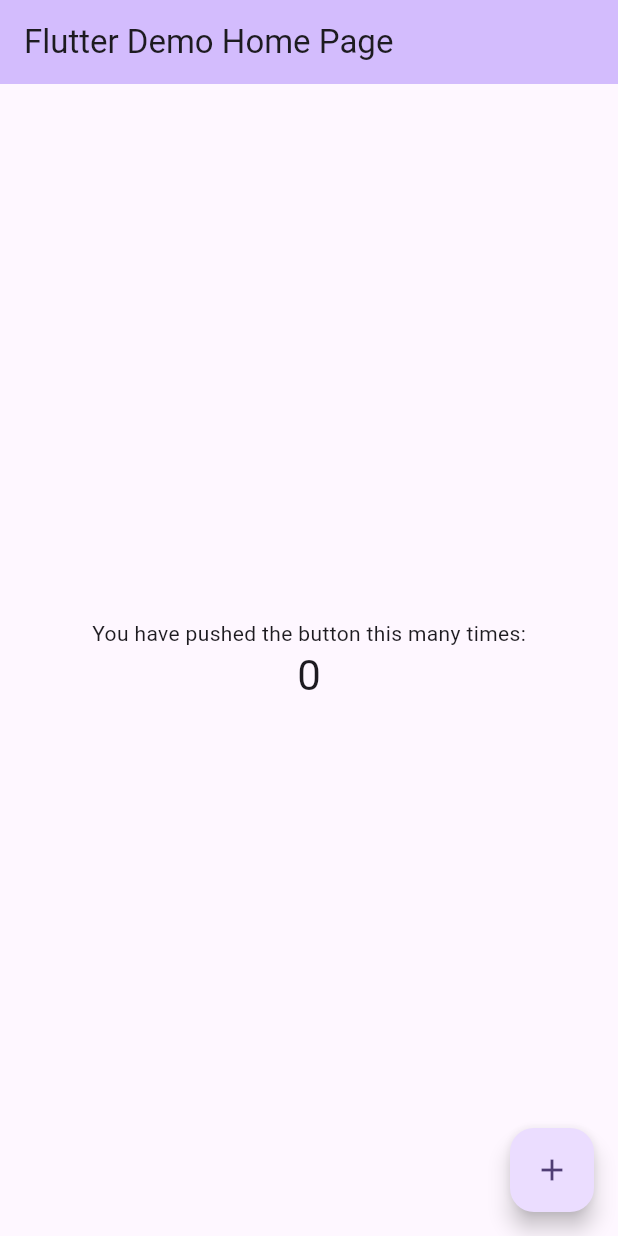
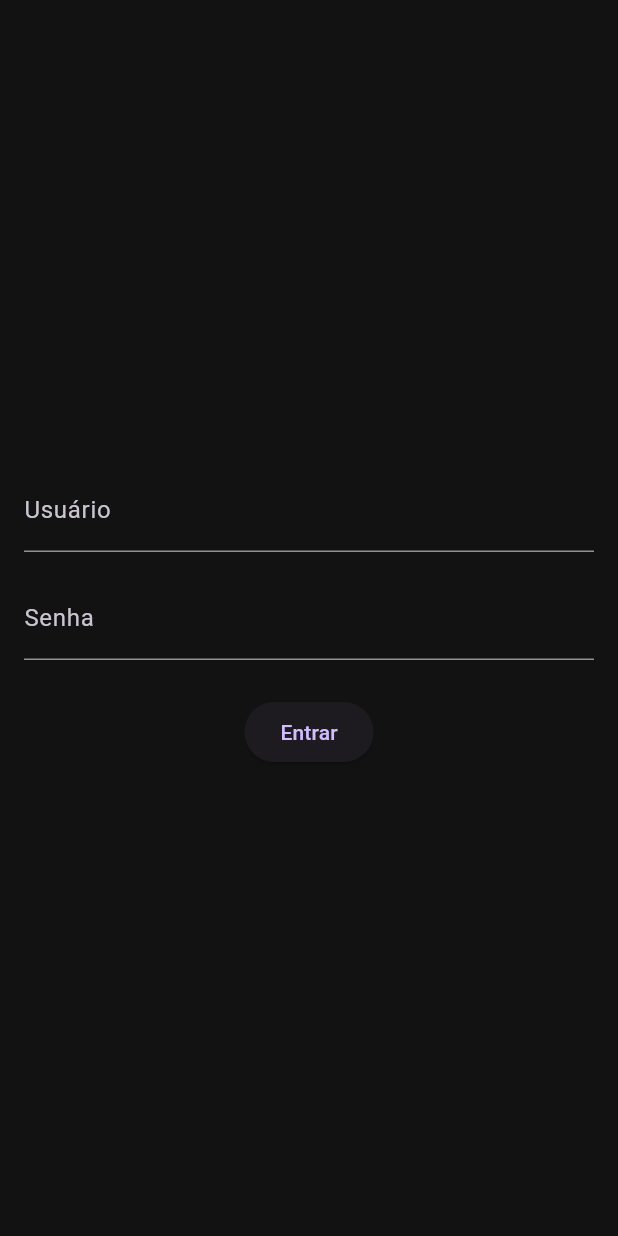
Before and after one commit to DEV-Veiga-Castro/boleto_digital_front, a Flutter app: the screen it shows after launch, on a phone screen of 412 x 824 dp. Run offline on Flutter 3.47's test engine with Material 3 defaults, Android fonts, the phone set to English and light mode, and no system bars; our stand-ins replace shared_preferences.

Commit message:
add: new pages

```diff
--- /dev/null
+++ b/boleto_digital/devtools_options.yaml
@@ -0,0 +1,3 @@
+description: This file stores settings for Dart & Flutter DevTools.
+documentation: https://docs.flutter.dev/tools/devtools/extensions#configure-extension-enablement-states
+extensions:
--- a/boleto_digital/lib/api/auth.dart
+++ /dev/null
@@ -1 +0,0 @@
-const String apiURL = "https://api.example.com/auth";
--- a/boleto_digital/lib/main.dart
+++ b/boleto_digital/lib/main.dart
@@ -1,122 +1,39 @@
+import 'package:boleto_digital/screens/home_screen.dart';
+import 'package:boleto_digital/screens/login_screen.dart';
+import 'package:boleto_digital/services/client_storage.dart';
 import 'package:flutter/material.dart';
+import 'package:boleto_digital/theme/app_colors.dart';
 
-void main() {
-  runApp(const MyApp());
+void main() async {
+  WidgetsFlutterBinding.ensureInitialized();
+
+  final storage = ClientStorage();
+  final bool isLoggedIn = await storage.isLoggedIn();
+
+  runApp(BoletoDigitalApp(isLoggedIn: isLoggedIn));
 }
 
-class MyApp extends StatelessWidget {
-  const MyApp({super.key});
+class BoletoDigitalApp extends StatelessWidget {
+  final bool isLoggedIn;
 
-  // This widget is the root of your application.
+  const BoletoDigitalApp({super.key, required this.isLoggedIn});
+
   @override
   Widget build(BuildContext context) {
     return MaterialApp(
-      title: 'Flutter Demo',
-      theme: ThemeData(
-        // This is the theme of your application.
-        //
-        // TRY THIS: Try running your application with "flutter run". You'll see
-        // the application has a purple toolbar. Then, without quitting the app,
-        // try changing the seedColor in the colorScheme below to Colors.green
-        // and then invoke "hot reload" (save your changes or press the "hot
-        // reload" button in a Flutter-supported IDE, or press "r" if you used
-        // the command line to start the app).
-        //
-        // Notice that the counter didn't reset back to zero; the application
-        // state is not lost during the reload. To reset the state, use hot
-        // restart instead.
-        //
-        // This works for code too, not just values: Most code changes can be
-        // tested with just a hot reload.
-        colorScheme: .fromSeed(seedColor: Colors.deepPurple),
+      title: 'Boleto Digital',
+      debugShowCheckedModeBanner: false,
+      themeMode: ThemeMode.dark,
+      darkTheme: ThemeData(
+        brightness: Brightness.dark,
+        scaffoldBackgroundColor: AppColors.blackBackground,
+        fontFamily: 'Roboto', //TODO: Definir fonte personalizada (Google Fonts)
       ),
-      home: const MyHomePage(title: 'Flutter Demo Home Page'),
+      initialRoute: isLoggedIn ? '/home' : '/login',
+      routes: {
+        '/home': (context) => const HomeScreen(),
+        '/login': (context) => const LoginScreen(),
+      },
     );
   }
 }
-
-class MyHomePage extends StatefulWidget {
-  const MyHomePage({super.key, required this.title});
-
-  // This widget is the home page of your application. It is stateful, meaning
-  // that it has a State object (defined below) that contains fields that affect
-  // how it looks.
-
-  // This class is the configuration for the state. It holds the values (in this
-  // case the title) provided by the parent (in this case the App widget) and
-  // used by the build method of the State. Fields in a Widget subclass are
-  // always marked "final".
-
-  final String title;
-
-  @override
-  State<MyHomePage> createState() => _MyHomePageState();
-}
-
-class _MyHomePageState extends State<MyHomePage> {
-  int _counter = 0;
-
-  void _incrementCounter() {
-    setState(() {
-      // This call to setState tells the Flutter framework that something has
-      // changed in this State, which causes it to rerun the build method below
-      // so that the display can reflect the updated values. If we changed
-      // _counter without calling setState(), then the build method would not be
-      // called again, and so nothing would appear to happen.
-      _counter++;
-    });
-  }
-
-  @override
-  Widget build(BuildContext context) {
-    // This method is rerun every time setState is called, for instance as done
-    // by the _incrementCounter method above.
-    //
-    // The Flutter framework has been optimized to make rerunning build methods
-    // fast, so that you can just rebuild anything that needs updating rather
-    // than having to individually change instances of widgets.
-    return Scaffold(
-      appBar: AppBar(
-        // TRY THIS: Try changing the color here to a specific color (to
-        // Colors.amber, perhaps?) and trigger a hot reload to see the AppBar
-        // change color while the other colors stay the same.
-        backgroundColor: Theme.of(context).colorScheme.inversePrimary,
-        // Here we take the value from the MyHomePage object that was created by
-        // the App.build method, and use it to set our appbar title.
-        title: Text(widget.title),
-      ),
-      body: Center(
-        // Center is a layout widget. It takes a single child and positions it
-        // in the middle of the parent.
-        child: Column(
-          // Column is also a layout widget. It takes a list of children and
-          // arranges them vertically. By default, it sizes itself to fit its
-          // children horizontally, and tries to be as tall as its parent.
-          //
-          // Column has various properties to control how it sizes itself and
-          // how it positions its children. Here we use mainAxisAlignment to
-          // center the children vertically; the main axis here is the vertical
-          // axis because Columns are vertical (the cross axis would be
-          // horizontal).
-          //
-          // TRY THIS: Invoke "debug painting" (choose the "Toggle Debug Paint"
-          // action in the IDE, or press "p" in the console), to see the
-          // wireframe for each widget.
-          mainAxisAlignment: .center,
-          children: [
-            const Text('You have pushed the button this many times:'),
-            Text(
-              '$_counter',
-              style: Theme.of(context).textTheme.headlineMedium,
-            ),
-          ],
-        ),
-      ),
-      floatingActionButton: FloatingActionButton(
-        onPressed: _incrementCounter,
-        tooltip: 'Increment',
-        child: const Icon(Icons.add),
-      ),
-    );
-  }
-}
--- /dev/null
+++ b/boleto_digital/lib/screens/login_screen.dart
@@ -0,0 +1,103 @@
+import 'package:boleto_digital/services/auth_service.dart';
+import 'package:boleto_digital/services/client_storage.dart';
+import 'package:boleto_digital/theme/app_colors.dart';
+import 'package:flutter/material.dart';
+
+class LoginScreen extends StatefulWidget {
+  const LoginScreen({super.key});
+
+  @override
+  _LoginScreenState createState() => _LoginScreenState();
+}
+
+class _LoginScreenState extends State<LoginScreen> {
+  final TextEditingController _loginController = TextEditingController();
+  final TextEditingController _passwordController = TextEditingController();
+
+  final ClientStorage _storage = ClientStorage();
+  bool _isLoading = false;
+
+  Future<void> _handleLogin() async {
+    if (_loginController.text.isEmpty || _passwordController.text.isEmpty) {
+      ScaffoldMessenger.of(context).showSnackBar(
+        const SnackBar(
+          content: Text(
+            "Os campos de usuário e senha são obrigatórios.",
+            style: TextStyle(color: Colors.black),
+          ),
+          backgroundColor: Color.fromARGB(255, 251, 192, 45),
+        ),
+      );
+      return;
+    }
+
+    setState(() => _isLoading = true);
+
+    try {
+      await AuthService().login(
+        _loginController.text,
+        _passwordController.text,
+      );
+
+      ScaffoldMessenger.of(context).showSnackBar(
+        const SnackBar(
+          content: Text(
+            "Usuário logado com sucesso!",
+            style: TextStyle(color: Colors.white),
+          ),
+          backgroundColor: AppColors.verdeBoti,
+        ),
+      );
+
+      if (mounted) {
+        Navigator.pushReplacementNamed(context, '/home');
+      }
+
+    } catch (e) {
+      ScaffoldMessenger.of(context).showSnackBar(
+        SnackBar(
+          content: Text(
+            "Erro ao fazer login: $e",
+            style: const TextStyle(color: Colors.white),
+          ),
+          backgroundColor: AppColors.vermelhoOui,
+        ),
+      );
+    } finally {
+      setState(() => _isLoading = false);
+    }
+  }
+
+  @override
+  Widget build(BuildContext context) {
+    return Scaffold(
+      body: Center(
+        child: Padding(
+          padding: const EdgeInsets.all(16.0),
+          child: Column(
+            mainAxisSize: MainAxisSize.min,
+            children: [
+              TextField(
+                controller: _loginController,
+                decoration: const InputDecoration(labelText: 'Usuário'),
+              ),
+              const SizedBox(height: 16),
+              TextField(
+                controller: _passwordController,
+                decoration: const InputDecoration(labelText: 'Senha'),
+                obscureText: true,
+              ),
+              const SizedBox(height: 24),
+              ElevatedButton(
+                onPressed: _isLoading ? null : _handleLogin,
+                child: _isLoading
+                    ? const CircularProgressIndicator(color: Colors.white)
+                    : const Text('Entrar'),
+              ),
+            ],
+          ),
+        ),
+      ),
+    );
+  }
+}
--- /dev/null
+++ b/boleto_digital/lib/theme/app_colors.dart
@@ -0,0 +1,17 @@
+import 'package:flutter/material.dart';
+
+class AppColors {
+  static const Color blackBackground = Color(0xFF121212);
+  static const Color cinzaContainer = Color(0xFF2C2C2C);
+  static const Color verdeBoti = Color(0xFF72A489);
+  static const Color vermelhoOui = Color(0xFF980C31);
+  static const Color roxoEudora = Color(0xFF683754);
+  static const Color rosaQdb = Color(0xFFEC2091);
+}
+
+// VERDE_BOTI = "#72A489"
+// VERMELHO_OUI = "#980C31"
+// ROXO_EUDORA = "#683754"
+// ROSA_QDB = "#EC2091"
+// CINZA_CONTAINER = "#1C1C1C"
+// BLACK_BACKGROUND = "#121212"
```
Also changed, not shown: boleto_digital/lib/screens/home_screen.dart (added, +15 -0 lines), boleto_digital/lib/services/auth_service.dart (added, +39 -0 lines), boleto_digital/lib/services/client_storage.dart (added, +30 -0 lines), boleto_digital/pubspec.yaml (+5 -2 lines), boleto_digital/assets/imgs/loading_vc_gif.gif (added), boleto_digital/lib/models/user_model.dart (added), boleto_digital/lib/services/api_client.dart (added), 1 other file.
